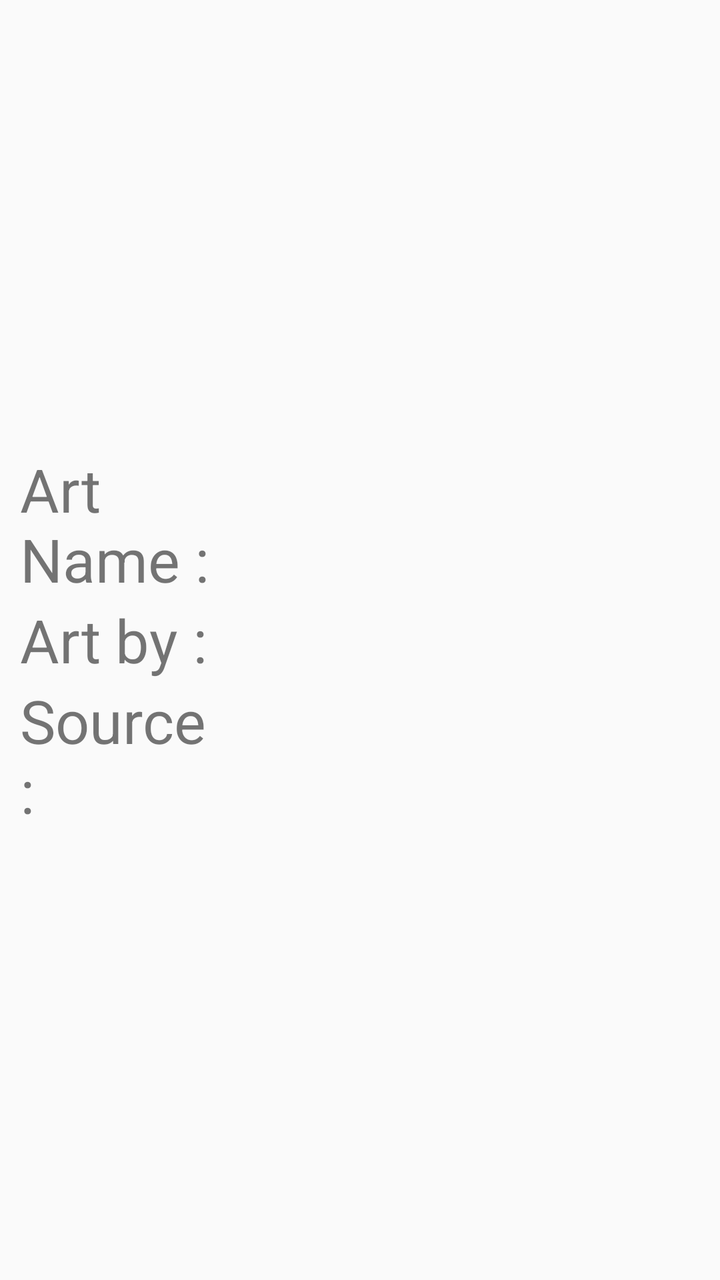
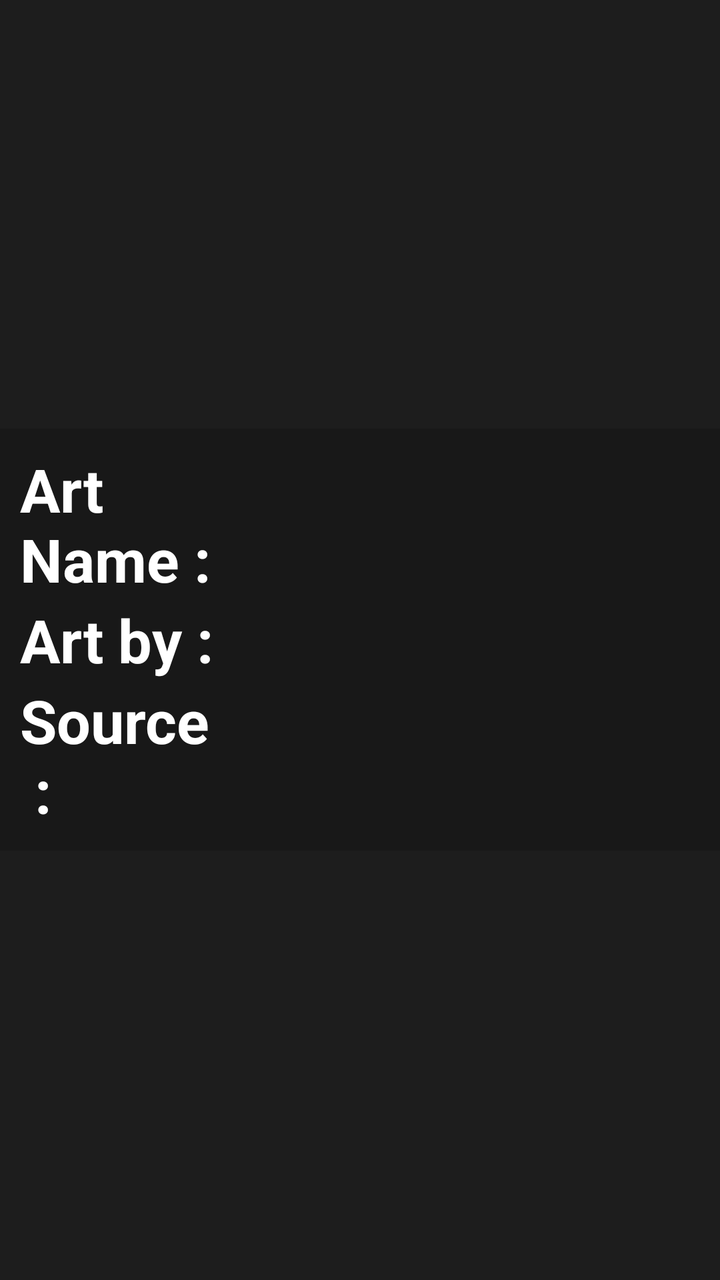

Before-and-after screenshots of an Android layout around one commit, followed by the original layout XML and the change that was made.
<!-- AndroidManifest.xml: application theme AppTheme -->
<!-- res/layout/activity_wall_info.xml -->
<?xml version="1.0" encoding="utf-8"?>
<RelativeLayout xmlns:android="http://schemas.android.com/apk/res/android"
    xmlns:app="http://schemas.android.com/apk/res-auto"
    xmlns:tools="http://schemas.android.com/tools"
    android:layout_width="match_parent"
    android:layout_height="match_parent"
    tools:context=".WallInfo">

    <LinearLayout
        android:layout_width="match_parent"
        android:layout_height="wrap_content"
        android:orientation="vertical"
        android:padding="10dp"
        android:layout_centerInParent="true">

        <LinearLayout
            android:layout_width="match_parent"
            android:layout_height="wrap_content"
            android:orientation="horizontal"
            android:weightSum="10">
            <TextView
                android:id="@+id/txtHead"
                android:layout_width="0dp"
                android:layout_weight="4"
                android:layout_height="wrap_content"
                android:textSize="30sp"
                android:text="Art Name :"/>

            <TextView
                android:id="@+id/txtArtName"
                android:layout_width="0dp"
                android:layout_weight="6"
                android:layout_height="wrap_content"
                android:textSize="30sp" />

        </LinearLayout>

        <LinearLayout
            android:layout_width="match_parent"
            android:layout_height="wrap_content"
            android:orientation="horizontal"
            android:weightSum="10">
            <TextView
                android:layout_width="0dp"
                android:layout_weight="3"
                android:layout_height="wrap_content"
                android:textSize="30sp"
                android:text="Art by :"/>

            <TextView
                android:id="@+id/txtArtBy"
                android:layout_width="0dp"
                android:layout_weight="7"
                android:layout_height="wrap_content"
                android:textSize="30sp" />

        </LinearLayout>



        <LinearLayout
            android:layout_width="match_parent"
            android:layout_height="wrap_content"
            android:orientation="horizontal"
            android:weightSum="10">
            <TextView
                android:layout_width="0dp"
                android:layout_weight="3"
                android:layout_height="wrap_content"
                android:textSize="30sp"
                android:text="Source :"/>

            <TextView
                android:id="@+id/txtSource"
                android:layout_width="0dp"
                android:layout_weight="7"
                android:layout_height="wrap_content"
                android:textSize="30sp" />

        </LinearLayout>



    </LinearLayout>



</RelativeLayout>
<!-- resources referenced by this layout -->
<resources>
  <style name="AppTheme" parent="Theme.AppCompat.Light.DarkActionBar">
          
          <item name="colorPrimary">@color/colorPrimary</item>
          <item name="colorPrimaryDark">@color/colorPrimaryDark</item>
          <item name="colorAccent">@color/colorAccent</item>
      </style>
  <color name="colorPrimary">#008577</color>
  <color name="colorPrimaryDark">#00574B</color>
  <color name="colorAccent">#D81B60</color>
</resources>

<!-- the commit's change to res/layout/activity_wall_info.xml (unified diff, before → after) -->
@@ -3,13 +3,24 @@
     xmlns:app="http://schemas.android.com/apk/res-auto"
     xmlns:tools="http://schemas.android.com/tools"
     android:layout_width="match_parent"
+    android:background="#E1000000"
     android:layout_height="match_parent"
     tools:context=".WallInfo">
+
+
+
+    <ImageView
+        android:id="@+id/wallInfoBG"
+        android:layout_width="match_parent"
+        android:layout_height="match_parent"
+        android:scaleType="centerCrop" />
 
     <LinearLayout
         android:layout_width="match_parent"
         android:layout_height="wrap_content"
         android:orientation="vertical"
+        android:background="#2C000000"
+
         android:padding="10dp"
         android:layout_centerInParent="true">
 
@@ -22,6 +33,8 @@
                 android:id="@+id/txtHead"
                 android:layout_width="0dp"
                 android:layout_weight="4"
+                android:textColor="#FFF"
+                android:textStyle="bold"
                 android:layout_height="wrap_content"
                 android:textSize="30sp"
                 android:text="Art Name :"/>
@@ -30,6 +43,7 @@
                 android:id="@+id/txtArtName"
                 android:layout_width="0dp"
                 android:layout_weight="6"
+                android:textColor="#FFF"
                 android:layout_height="wrap_content"
                 android:textSize="30sp" />
 
@@ -43,6 +57,8 @@
             <TextView
                 android:layout_width="0dp"
                 android:layout_weight="3"
+                android:textColor="#FFF"
+                android:textStyle="bold"
                 android:layout_height="wrap_content"
                 android:textSize="30sp"
                 android:text="Art by :"/>
@@ -51,6 +67,7 @@
                 android:id="@+id/txtArtBy"
                 android:layout_width="0dp"
                 android:layout_weight="7"
+                android:textColor="#FFF"
                 android:layout_height="wrap_content"
                 android:textSize="30sp" />
 
@@ -66,6 +83,8 @@
             <TextView
                 android:layout_width="0dp"
                 android:layout_weight="3"
+                android:textColor="#FFF"
+                android:textStyle="bold"
                 android:layout_height="wrap_content"
                 android:textSize="30sp"
                 android:text="Source :"/>
@@ -74,6 +93,7 @@
                 android:id="@+id/txtSource"
                 android:layout_width="0dp"
                 android:layout_weight="7"
+                android:textColor="#FFF"
                 android:layout_height="wrap_content"
                 android:textSize="30sp" />
 
